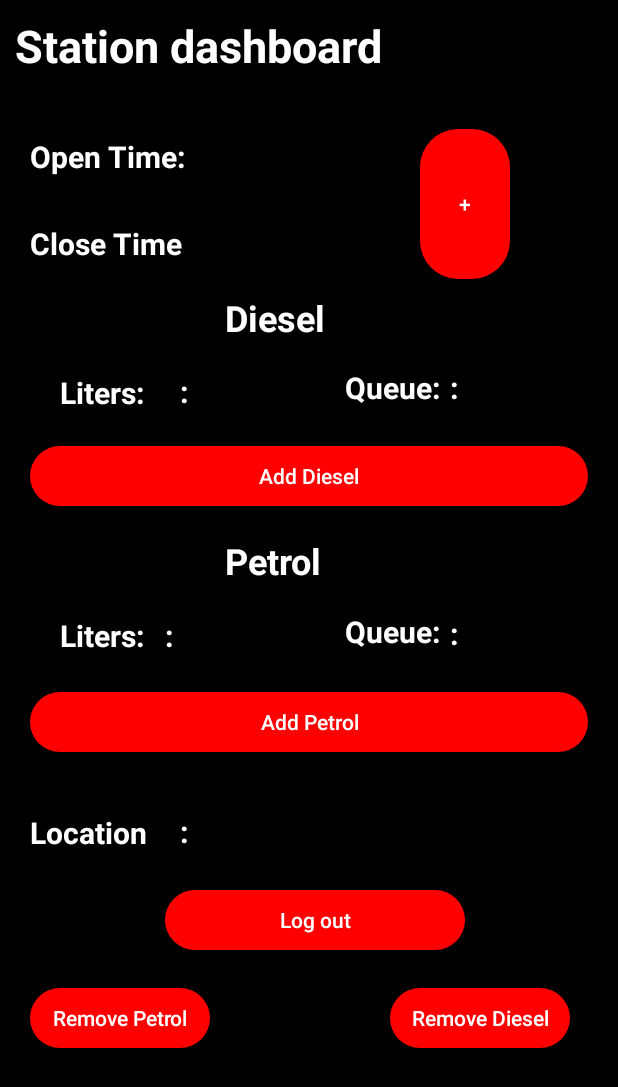
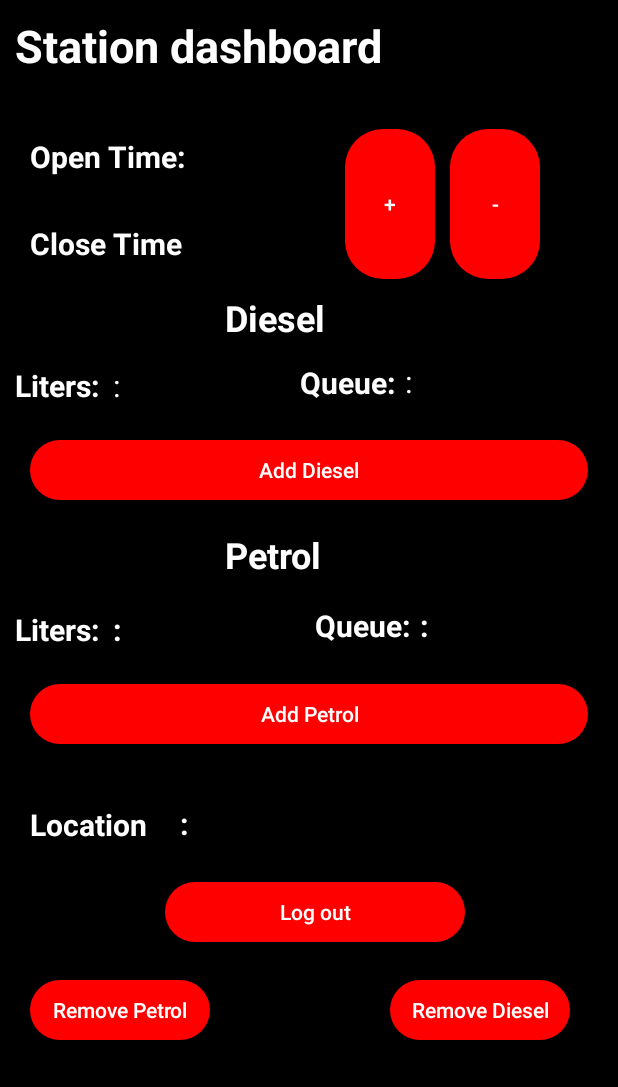
Before and after one commit to Agasthi98/StationAppFrontend, an Android app: the ShedOwnerActivity screen opened directly, with no data from a screen before it, on a phone screen of 412 x 824 dp. Shown: the top 1087 px of the screen. Run offline under Robolectric (Android 15) with nearby library versions, the phone set to English and light mode, and no system bars.

Commit message:
shed owner layout changed

```diff
--- a/app/src/main/java/com/example/fuelapp/ShedView.java
+++ b/app/src/main/java/com/example/fuelapp/ShedView.java
@@ -136,7 +136,7 @@ public class ShedView extends AppCompatActivity {
             @Override
             public void onResponse(Call<QueueModel> call, Response<QueueModel> response) {
                 if(response.isSuccessful()){
-                    Toast.makeText(ShedView.this, "Fuel Added successfully!", Toast.LENGTH_SHORT).show();
+                    Toast.makeText(ShedView.this, "Queue Added successfully!", Toast.LENGTH_SHORT).show();
                 }
             }
 
--- a/app/src/main/res/layout/activity_shed_owner.xml
+++ b/app/src/main/res/layout/activity_shed_owner.xml
@@ -56,11 +56,23 @@
         android:id="@+id/btnAddOpenTime"
         android:layout_width="60dp"
         android:layout_height="100dp"
-        android:layout_marginStart="280dp"
+        android:layout_marginStart="230dp"
         android:layout_marginTop="-90dp"
         android:layout_marginEnd="20dp"
         android:background="@drawable/addbutton"
         android:text="+"
+        android:textAllCaps="false"
+        android:textColor="@color/white" />
+
+    <androidx.appcompat.widget.AppCompatButton
+        android:id="@+id/btnRemoveOpenTime"
+        android:layout_width="60dp"
+        android:layout_height="100dp"
+        android:layout_marginStart="300dp"
+        android:layout_marginTop="-100dp"
+        android:layout_marginEnd="20dp"
+        android:background="@drawable/addbutton"
+        android:text="-"
         android:textAllCaps="false"
         android:textColor="@color/white" />
 
@@ -90,8 +102,8 @@
         android:id="@+id/txtLitersDisplay"
         android:layout_width="wrap_content"
         android:layout_height="wrap_content"
-        android:layout_marginTop="20dp"
-        android:layout_marginStart="40dp"
+        android:layout_marginTop="15dp"
+        android:layout_marginStart="10dp"
         android:text="Liters:"
         android:textSize="20dp"
         android:textStyle="bold"
@@ -101,19 +113,19 @@
         android:id="@+id/txtDieselLiterValue"
         android:layout_width="wrap_content"
         android:layout_height="wrap_content"
-        android:layout_marginStart="120dp"
-        android:layout_marginTop="-28dp"
+        android:layout_marginStart="75dp"
+        android:layout_marginTop="-27dp"
         android:text=":"
         android:textColor="@color/white"
         android:textSize="20dp"
-        android:textStyle="bold" />
+        />
 
     <TextView
         android:id="@+id/txtQueueDisplay"
         android:layout_width="wrap_content"
         android:layout_height="wrap_content"
-        android:layout_marginTop="-30dp"
-        android:layout_marginStart="230dp"
+        android:layout_marginTop="-29dp"
+        android:layout_marginStart="200dp"
         android:text="Queue:"
         android:textSize="20dp"
         android:textStyle="bold"
@@ -123,11 +135,10 @@
         android:id="@+id/txtQueueDisplayValue"
         android:layout_width="wrap_content"
         android:layout_height="wrap_content"
-        android:layout_marginTop="-27dp"
-        android:layout_marginStart="300dp"
+        android:layout_marginTop="-28dp"
+        android:layout_marginStart="270dp"
         android:text=":"
         android:textSize="20dp"
-        android:textStyle="bold"
         android:textColor="@color/white"/>
 
     <androidx.appcompat.widget.AppCompatButton
@@ -158,7 +169,7 @@
         android:layout_width="wrap_content"
         android:layout_height="wrap_content"
         android:layout_marginTop="20dp"
-        android:layout_marginStart="40dp"
+        android:layout_marginStart="10dp"
         android:text="Liters:"
         android:textSize="20dp"
         android:textStyle="bold"
@@ -169,7 +180,7 @@
         android:layout_width="wrap_content"
         android:layout_height="wrap_content"
         android:layout_marginTop="-27dp"
-        android:layout_marginStart="110dp"
+        android:layout_marginStart="75dp"
         android:text=":"
         android:textSize="20dp"
         android:textStyle="bold"
@@ -180,7 +191,7 @@
         android:layout_width="wrap_content"
         android:layout_height="wrap_content"
         android:layout_marginTop="-30dp"
-        android:layout_marginStart="230dp"
+        android:layout_marginStart="210dp"
         android:text="Queue:"
         android:textSize="20dp"
         android:textStyle="bold"
@@ -190,8 +201,8 @@
         android:id="@+id/txtPetrolQueueDisplayValue"
         android:layout_width="wrap_content"
         android:layout_height="wrap_content"
-        android:layout_marginTop="-26dp"
-        android:layout_marginStart="300dp"
+        android:layout_marginTop="-27dp"
+        android:layout_marginStart="280dp"
         android:text=":"
         android:textSize="20dp"
         android:textStyle="bold"
```
Also changed, not shown: app/src/main/java/com/example/fuelapp/ShedOwnerActivity.java (+15 -4 lines), app/src/main/res/layout/activity_shed_view.xml (+13 -1 lines).
